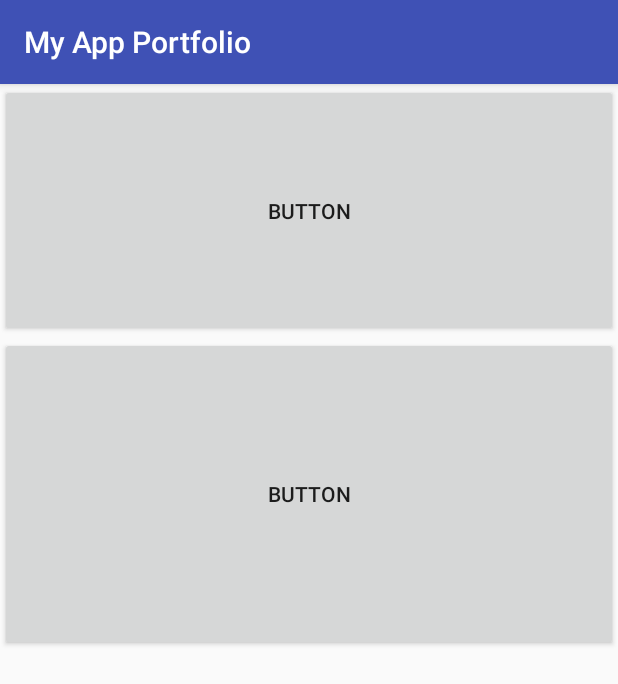
After one commit to FTVIU0/My_App_Portfolio, an Android app: the fragment MoviesSummaryFragment shown on its own in the app's theme, on a phone screen of 412 x 824 dp. The commit adds this screen. Shown: the top 684 px of the screen. Run offline under Robolectric (Android 15) with nearby library versions, the phone set to English and light mode, and no system bars.

Commit message:
初始化Pop Movies界面

```diff
--- a/app/build.gradle
+++ b/app/build.gradle
@@ -23,4 +23,6 @@ dependencies {
     compile fileTree(dir: 'libs', include: ['*.jar'])
     testCompile 'junit:junit:4.12'
     compile 'com.android.support:appcompat-v7:23.4.0'
+    compile 'com.squareup.picasso:picasso:2.5.2'
+    compile 'com.android.support:support-v4:23.4.0'
 }
--- a/app/src/main/AndroidManifest.xml
+++ b/app/src/main/AndroidManifest.xml
@@ -15,6 +15,9 @@
                 <category android:name="android.intent.category.LAUNCHER"/>
             </intent-filter>
         </activity>
+        <activity android:name=".MoviesSummaryActivity"
+            android:label="@string/pop_movies_title_bar">
+        </activity>
     </application>
 
 </manifest>
--- a/app/src/main/java/com/nlte/myappportfolio/MainActivity.java
+++ b/app/src/main/java/com/nlte/myappportfolio/MainActivity.java
@@ -18,6 +18,7 @@ public class MainActivity extends AppCompatActivity implements View.OnClickListe
     protected void onCreate(Bundle savedInstanceState) {
         super.onCreate(savedInstanceState);
         setContentView(R.layout.activity_main);
+
 
         btnPopularMmovies = (Button) findViewById(R.id.btn_popular_movies);
         btnStockHawk = (Button) findViewById(R.id.btn_stock_hawk);
--- /dev/null
+++ b/app/src/main/java/com/nlte/myappportfolio/MoviesSummaryFragment.java
@@ -0,0 +1,29 @@
+package com.nlte.myappportfolio;
+
+
+import android.os.Bundle;
+import android.support.v4.app.Fragment;
+import android.view.LayoutInflater;
+import android.view.View;
+import android.view.ViewGroup;
+
+
+/**
+ * A simple {@link Fragment} subclass.
+ */
+public class MoviesSummaryFragment extends Fragment {
+
+
+    public MoviesSummaryFragment() {
+        // Required empty public constructor
+    }
+
+
+    @Override
+    public View onCreateView(LayoutInflater inflater, ViewGroup container,
+                             Bundle savedInstanceState) {
+        // Inflate the layout for this fragment
+        return inflater.inflate(R.layout.fragment_movies_summary, container, false);
+    }
+
+}
--- /dev/null
+++ b/app/src/main/res/layout/fragment_movies_summary.xml
@@ -0,0 +1,21 @@
+<?xml version="1.0" encoding="utf-8"?>
+<LinearLayout xmlns:android="http://schemas.android.com/apk/res/android"
+              android:orientation="vertical"
+              android:layout_width="match_parent"
+              android:layout_height="match_parent"
+              android:weightSum="1">
+
+    <Button
+        android:text="Button"
+        android:layout_width="match_parent"
+        android:layout_height="wrap_content"
+        android:id="@+id/button"
+        android:layout_weight="0.18"/>
+
+    <Button
+        android:text="Button"
+        android:layout_width="match_parent"
+        android:layout_height="wrap_content"
+        android:id="@+id/button2"
+        android:layout_weight="0.24"/>
+</LinearLayout>
--- a/app/src/main/res/values/strings.xml
+++ b/app/src/main/res/values/strings.xml
@@ -7,4 +7,8 @@
     <string name="make_your_app_material">Make Your App Material</string>
     <string name="go_ubiquitous">Go Ubiquitous</string>
     <string name="capstone">Capstone</string>
+
+    <!-- TODO: Remove or change this placeholder text -->
+    <string name="hello_blank_fragment">Hello blank fragment</string>
+    <string name="pop_movies_title_bar">Pop Movies</string>
 </resources>
--- a/build.gradle
+++ b/build.gradle
@@ -5,7 +5,7 @@ buildscript {
         jcenter()
     }
     dependencies {
-        classpath 'com.android.tools.build:gradle:2.1.0'
+        classpath 'com.android.tools.build:gradle:2.1.2'
 
         // NOTE: Do not place your application dependencies here; they belong
         // in the individual module build.gradle files
```
Also changed, not shown: app/src/main/java/com/nlte/myappportfolio/MoviesSummaryActivity.java (added, +15 -0 lines), app/src/main/res/layout/activity_movies_summary.xml (added, +10 -0 lines).
